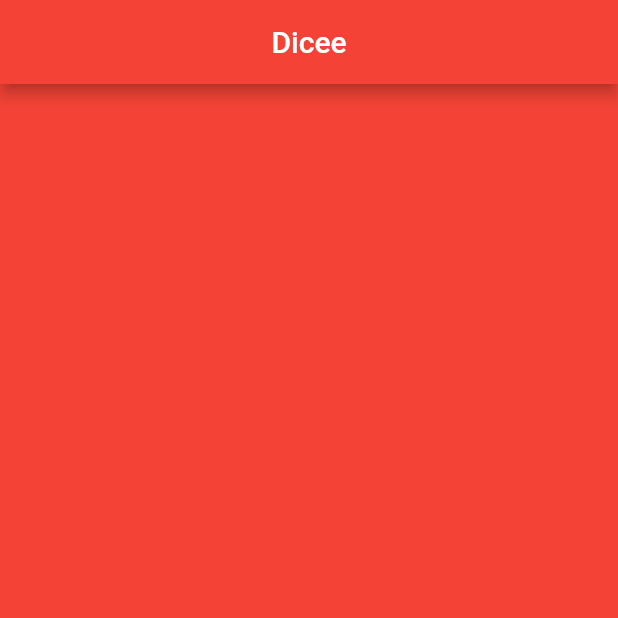
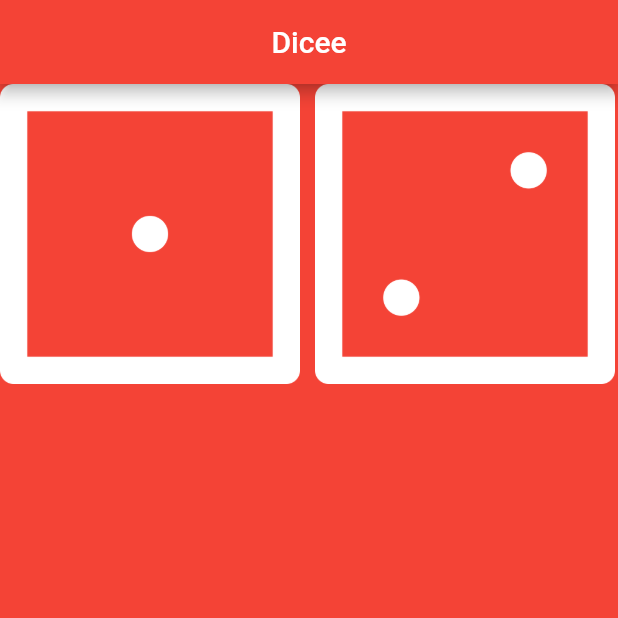
Before and after one commit to vijai-ks/Dicee, a Flutter app: the screen it shows after launch, on a phone screen of 412 x 824 dp, the top half of it. Run offline on Flutter 3.47's test engine with Material 2 defaults, Android fonts, the phone set to English and light mode, and no system bars.

Commit message:
feat: dice_page: Add sample dies with containers
Signed-off-by: vijai-ks <vijai.ksv@gmail.com>

```diff
--- a/lib/main.dart
+++ b/lib/main.dart
@@ -17,7 +17,27 @@ class Dicee extends StatelessWidget {
           backgroundColor: Colors.red,
         ),
         body: SafeArea(
-          child: Container(),
+          child: Container(
+            child: Row(
+              children: [
+                Container(
+                  height: 200,
+                  child: Image(
+                    image: AssetImage('images/dice1.png'),
+                  ),
+                ),
+                SizedBox(
+                  width: 10,
+                ),
+                Container(
+                  height: 200,
+                  child: Image(
+                    image: AssetImage('images/dice2.png'),
+                  ),
+                ),
+              ],
+            ),
+          ),
         ),
       ),
     );
```
